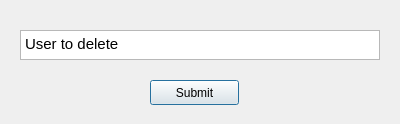
This is updated_code_2/PPWProj/deleteuserdialog.ui in atdh/individual_project_db_3010 as Qt 5 draws it before an edit. The edited form follows.
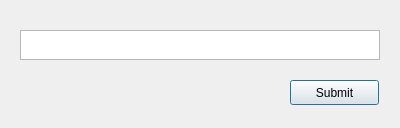
This is the edited form.

Commit message: code to fill the user table. admin functionality and ui components almost done

```diff
--- a/updated_code_2/PPWProj/deleteuserdialog.ui
+++ b/updated_code_2/PPWProj/deleteuserdialog.ui
@@ -7,7 +7,7 @@
     <x>0</x>
     <y>0</y>
     <width>400</width>
-    <height>124</height>
+    <height>128</height>
    </rect>
   </property>
   <property name="windowTitle">
@@ -16,7 +16,7 @@
   <widget class="QPushButton" name="pushButton">
    <property name="geometry">
     <rect>
-     <x>150</x>
+     <x>290</x>
      <y>80</y>
      <width>89</width>
      <height>25</height>
@@ -40,7 +40,20 @@
 &lt;html&gt;&lt;head&gt;&lt;meta name=&quot;qrichtext&quot; content=&quot;1&quot; /&gt;&lt;style type=&quot;text/css&quot;&gt;
 p, li { white-space: pre-wrap; }
 &lt;/style&gt;&lt;/head&gt;&lt;body style=&quot; font-family:'Ubuntu'; font-size:11pt; font-weight:400; font-style:normal;&quot;&gt;
-&lt;p style=&quot; margin-top:0px; margin-bottom:0px; margin-left:0px; margin-right:0px; -qt-block-indent:0; text-indent:0px;&quot;&gt;User to delete&lt;/p&gt;&lt;/body&gt;&lt;/html&gt;</string>
+&lt;p style=&quot;-qt-paragraph-type:empty; margin-top:0px; margin-bottom:0px; margin-left:0px; margin-right:0px; -qt-block-indent:0; text-indent:0px;&quot;&gt;&lt;br /&gt;&lt;/p&gt;&lt;/body&gt;&lt;/html&gt;</string>
+   </property>
+  </widget>
+  <widget class="QLabel" name="label">
+   <property name="geometry">
+    <rect>
+     <x>20</x>
+     <y>80</y>
+     <width>171</width>
+     <height>17</height>
+    </rect>
+   </property>
+   <property name="text">
+    <string/>
    </property>
   </widget>
  </widget>
```
Left out of the diff: 23 changed lines with no effect on the pictures. The commit also changes 52 other files.
